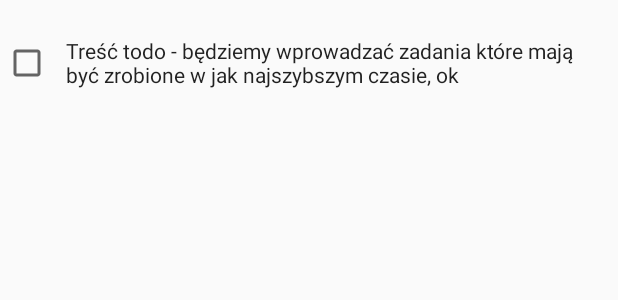
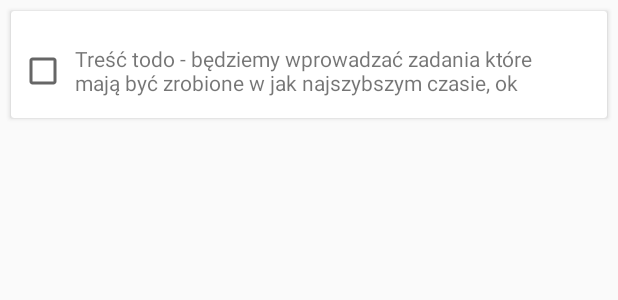
Before and after one commit to Maniak-pl/WikiDiary-Old, an Android app: the layout todo_row.xml on its own in the app's theme, with its tools: preview values and no code run, on a phone screen of 412 x 824 dp. Shown: the top 300 px of the screen. Run offline under Robolectric (Android 15) with nearby library versions, the phone set to English and light mode, and no system bars.

Commit message:
complete the tasks in the model TODO (+) functionality checkbox

```diff
--- a/app/build.gradle
+++ b/app/build.gradle
@@ -67,6 +67,7 @@ dependencies {
     compile "com.android.support:appcompat-v7:$support_version"
     compile "com.android.support:support-v4:$support_version"
     compile "com.android.support:design:$support_version"
+    compile "com.android.support:cardview-v7:$support_version"
 
     //ButterKnife
     compile "com.jakewharton:butterknife:$butterknife_version"
--- a/app/src/main/java/pl/maniak/wikidiary/domain/todo/Task.java
+++ b/app/src/main/java/pl/maniak/wikidiary/domain/todo/Task.java
@@ -19,6 +19,8 @@ public class Task {
     protected String content;
     @DatabaseField
     protected Date date;
+    @DatabaseField
+    protected boolean done = false;
 
     public Task() {
     }
--- a/app/src/main/java/pl/maniak/wikidiary/domain/todo/interactor/TodoUseCase.java
+++ b/app/src/main/java/pl/maniak/wikidiary/domain/todo/interactor/TodoUseCase.java
@@ -10,4 +10,5 @@ public interface TodoUseCase {
     void save(Task task);
     void update(Task task);
     void delete(Long id);
+    void done(Task task);
 }
--- a/app/src/main/java/pl/maniak/wikidiary/ui/todo/TodoActivity.java
+++ b/app/src/main/java/pl/maniak/wikidiary/ui/todo/TodoActivity.java
@@ -68,6 +68,7 @@ public class TodoActivity extends BaseActivity implements TodoContract.View, Tod
 
     private void initRecycler() {
         adapter.setOnClickListener(todoData -> presenter.onTaskClicked(todoData));
+        adapter.setOnCheckListener(todoData -> presenter.onDoneChecked(todoData));
         recyclerView.setLayoutManager(layoutManager);
         recyclerView.setAdapter(adapter);
     }
--- a/app/src/main/java/pl/maniak/wikidiary/ui/todo/TodoContract.java
+++ b/app/src/main/java/pl/maniak/wikidiary/ui/todo/TodoContract.java
@@ -22,6 +22,7 @@ public interface TodoContract {
         void onPauseCalled();
         void onNewTaskButtonClicked();
         void onTaskClicked(Task task);
+        void onDoneChecked(Task task);
         void onEditTaskOptionClicked();
         void onDeleteTaskOptionClicked();
         void onCommitNewTaskButtonClicked(Task task);
--- a/app/src/main/java/pl/maniak/wikidiary/ui/todo/TodoPresenter.java
+++ b/app/src/main/java/pl/maniak/wikidiary/ui/todo/TodoPresenter.java
@@ -63,6 +63,12 @@ public class TodoPresenter implements TodoContract.Presenter {
     }
 
     @Override
+    public void onDoneChecked(Task task) {
+        useCase.done(task);
+        updateTasks();
+    }
+
+    @Override
     public void onEditTaskOptionClicked() {
         if(view != null) {
             view.showEditTaskEditor(useCase.getTask(currentTaskId));
--- a/app/src/main/java/pl/maniak/wikidiary/utils/di/todo/TodoModule.java
+++ b/app/src/main/java/pl/maniak/wikidiary/utils/di/todo/TodoModule.java
@@ -52,6 +52,8 @@ public class TodoModule {
     RecyclerView.LayoutManager provideLayoutManager() {
         LinearLayoutManager layoutManager = new LinearLayoutManager(activity);
         layoutManager.setOrientation(LinearLayoutManager.VERTICAL);
+        layoutManager.setReverseLayout(true);
+        layoutManager.setStackFromEnd(true);
         return layoutManager;
     }
 
--- a/app/src/main/res/layout/activity_todo.xml
+++ b/app/src/main/res/layout/activity_todo.xml
@@ -18,6 +18,7 @@
         android:layout_height="wrap_content"
         android:layout_alignParentBottom="true"
         android:layout_alignParentRight="true"
+        android:tint="@color/black"
         android:src="@android:drawable/ic_input_add"
         android:clickable="true"
         android:layout_marginEnd="16dp"
--- a/app/src/main/res/layout/todo_row.xml
+++ b/app/src/main/res/layout/todo_row.xml
@@ -6,6 +6,11 @@
               android:layout_margin="2dp"
               android:orientation="vertical">
 
+    <android.support.v7.widget.CardView
+        android:layout_width="match_parent"
+        android:layout_height="match_parent"
+        android:elevation="5dp"
+        android:layout_margin="5dp">
 
     <LinearLayout
         android:id="@+id/todo_row_root"
@@ -15,8 +20,10 @@
         android:orientation="horizontal">
 
         <CheckBox
+            android:id="@+id/todo_row_cb"
             android:layout_width="wrap_content"
             android:layout_height="wrap_content"
+            android:layout_marginLeft="5dp"
             android:layout_gravity="center"/>
 
         <TextView
@@ -26,18 +33,18 @@
             android:layout_weight="1"
             android:ellipsize="end"
             android:gravity="center_vertical"
-            android:maxLines="2"
-            android:padding="10dp"
-            android:textAppearance="?android:attr/textAppearanceLarge"
+            android:maxLines="3"
+            android:padding="5dp"
             android:textSize="14sp"
             tools:text="Treść todo - będziemy wprowadzać zadania które mają być zrobione w jak najszybszym czasie, ok"/>
 
         <View
             android:id="@+id/todo_row_tab"
             android:layout_width="15dp"
-            android:layout_height="15dp"/>
+            android:layout_height="15dp"
+            android:layout_margin="5dp"/>
 
     </LinearLayout>
-
+    </android.support.v7.widget.CardView>
 
 </LinearLayout>
```
Also changed, not shown: app/src/main/java/pl/maniak/wikidiary/domain/todo/interactor/TodoUseCaseImpl.java (+10 -1 lines), app/src/main/java/pl/maniak/wikidiary/ui/todo/TodoRecyclerViewAdapter.java (+7 -0 lines), app/src/main/java/pl/maniak/wikidiary/ui/todo/TodoViewHolder.java (+23 -1 lines).
